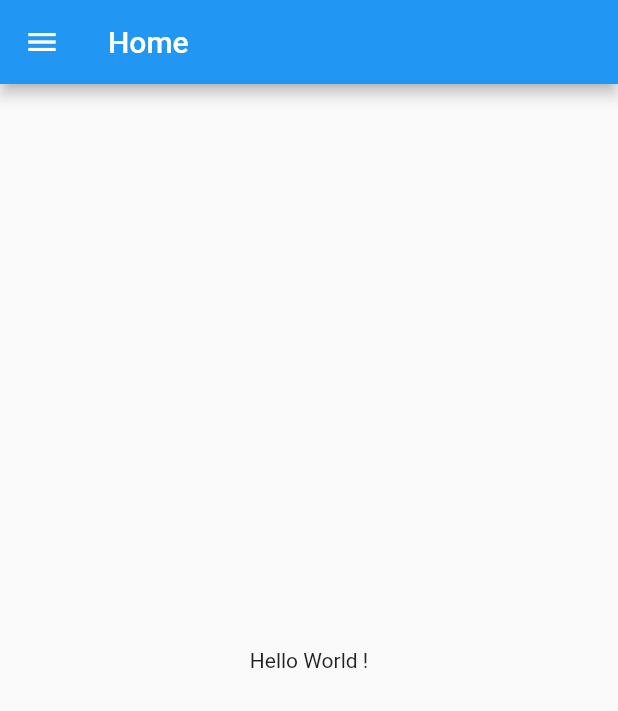
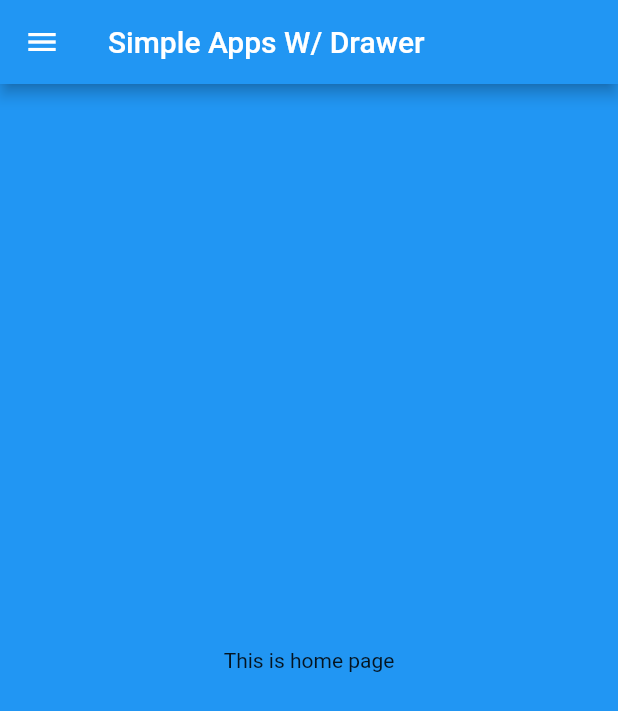
Before and after one commit to AjiSetya/drawer_flutter, a Flutter app: the screen it shows after launch, on a phone screen of 412 x 824 dp. Shown: the top 711 px of the screen. Run offline on Flutter 3.47's test engine with Material 2 defaults, Android fonts, the phone set to English and light mode, and no system bars.

Commit message:
update code 🎉

```diff
--- a/lib/fragments/home_screen.dart
+++ /dev/null
@@ -1,10 +0,0 @@
-import 'package:flutter/material.dart';
-
-class HomeScreen extends StatelessWidget {
-  @override
-  Widget build(BuildContext context) {
-    return Center(
-      child: Text("Hello World !"),
-    );
-  }
-}
--- a/lib/main.dart
+++ b/lib/main.dart
@@ -1,17 +1,19 @@
 import 'package:flutter/material.dart';
 
-import 'myhomepage.dart';
+import 'pages/pages.dart';
 
-void main() => runApp(MyApp());
+void main() {
+  runApp(MyApp());
+}
 
 class MyApp extends StatelessWidget {
   // This widget is the root of your application.
   @override
   Widget build(BuildContext context) {
     return MaterialApp(
-      title: 'Flutter Demo',
       theme: ThemeData(
         primarySwatch: Colors.blue,
+        visualDensity: VisualDensity.adaptivePlatformDensity,
       ),
       home: MyHomePage(),
     );
--- a/lib/myhomepage.dart
+++ /dev/null
@@ -1,75 +0,0 @@
-import 'package:flutter/material.dart';
-
-import 'fragments/blog_screen.dart';
-import 'fragments/home_screen.dart';
-import 'fragments/profile_screen.dart';
-
-class DrawerItem {
-  String title;
-  IconData iconData;
-
-  DrawerItem(this.title, this.iconData);
-}
-
-class MyHomePage extends StatefulWidget {
-  final drawerItems = [
-    new DrawerItem("Home", Icons.home),
-    new DrawerItem("Profile", Icons.people),
-    new DrawerItem("Blog", Icons.list)
-  ];
-
-  @override
-  _MyHomePageState createState() => _MyHomePageState();
-}
-
-class _MyHomePageState extends State<MyHomePage> {
-  int _selectedDrawerIndex = 0;
-
-  _getDrawerItemWidget(int position) {
-    switch (position) {
-      case 0:
-        return new HomeScreen();
-      case 1:
-        return new ProfileScreen();
-      case 2:
-        return new BlogScreen();
-    }
-  }
-
-  _onSelectItem(int index) {
-    setState(() => _selectedDrawerIndex = index);
-    Navigator.of(context).pop();
-  }
-
-  @override
-  Widget build(BuildContext context) {
-    var drawerOption = <Widget>[];
-    for (var i = 0; i < widget.drawerItems.length; i++) {
-      var itemDrawer = widget.drawerItems[i];
-      drawerOption.add(new ListTile(
-        title: new Text(itemDrawer.title),
-        leading: new Icon(itemDrawer.iconData),
-        selected: i == _selectedDrawerIndex,
-        onTap: () => _onSelectItem(i),
-      ));
-    }
-    return Scaffold(
-      appBar: AppBar(
-        title: new Text(widget.drawerItems[_selectedDrawerIndex].title),
-      ),
-      drawer: new Drawer(
-        child: new Column(
-          children: <Widget>[
-            new UserAccountsDrawerHeader(
-                accountName: new Text("Aji Setya"),
-                accountEmail: new Text("setyaaji07@gmail.com")),
-            new Column(
-              children: drawerOption,
-            )
-          ],
-        ),
-      ),
-      body: _getDrawerItemWidget(_selectedDrawerIndex),
-    );
-  }
-}
--- /dev/null
+++ b/lib/pages/home_page.dart
@@ -0,0 +1,13 @@
+part of 'pages.dart';
+
+class HomePage extends StatelessWidget {
+  @override
+  Widget build(BuildContext context) {
+    return Container(
+      color: Colors.blue,
+      child: Center(
+        child: Text('This is home page'),
+      ),
+    );
+  }
+}
--- /dev/null
+++ b/lib/pages/my_home_page.dart
@@ -0,0 +1,94 @@
+part of 'pages.dart';
+
+class DrawerItem {
+  String titleItem;
+  IconData iconItem;
+
+  DrawerItem(this.titleItem, this.iconItem);
+}
+
+class MyHomePage extends StatefulWidget {
+  @override
+  _MyHomePageState createState() => _MyHomePageState();
+}
+
+class _MyHomePageState extends State<MyHomePage> {
+  final drawerItems = [
+    DrawerItem('Home', Icons.home),
+    DrawerItem('Business', Icons.business),
+    DrawerItem('School', Icons.school),
+    DrawerItem('Contacts', Icons.contacts),
+    DrawerItem('About', Icons.info),
+  ];
+
+  int _selectedItemIndex = 0;
+
+  _switchPage(int position) {
+    switch (position) {
+      case 0:
+        return HomePage();
+      case 1:
+        return BussinessPage();
+      case 2:
+        return SchoolPage();
+      case 3:
+        return ContactPage();
+      case 4:
+        return AboutPage();
+    }
+  }
+
+  _onSelectItem(int index) {
+    setState(() {
+      _selectedItemIndex = index;
+    });
+
+    Navigator.of(context).pop();
+  }
+
+  @override
+  Widget build(BuildContext context) {
+    var drawerMenu = <Widget>[];
+
+    for (var indexMenu = 0; indexMenu < drawerItems.length; indexMenu++) {
+      drawerMenu.add(ListTile(
+        title: Text(drawerItems[indexMenu].titleItem),
+        leading: Icon(drawerItems[indexMenu].iconItem),
+        selected: indexMenu == _selectedItemIndex,
+        onTap: () => _onSelectItem(indexMenu),
+      ));
+    }
+
+    return Scaffold(
+      appBar: AppBar(
+        title: Text('Simple Apps W/ Drawer'),
+      ),
+      drawer: Drawer(
+        child: Column(
+          children: [
+            UserAccountsDrawerHeader(
+              decoration: BoxDecoration(
+                color: Colors.blue,
+                image: DecorationImage(
+                  fit: BoxFit.cover,
+                  image: NetworkImage("https://wallpaperaccess.com/full/99840.jpg")
+                )
+              ),
+              currentAccountPicture: CircleAvatar(
+                radius: 30,
+                backgroundImage: NetworkImage("https://qph.fs.quoracdn.net/main-qimg-6d72b77c81c9841bd98fc806d702e859"),
+              ),
+                accountName: Text('Aji Setya'),
+                accountEmail: Text('setyaaji07@gmail.com')),
+            Expanded(
+              child: ListView(
+                children: drawerMenu,
+              ),
+            )
+          ],
+        ),
+      ),
+      body: _switchPage(_selectedItemIndex),
+    );
+  }
+}
--- /dev/null
+++ b/lib/pages/pages.dart
@@ -0,0 +1,8 @@
+import 'package:flutter/material.dart';
+
+part 'home_page.dart';
+part 'about_page.dart';
+part 'bussiness_page.dart';
+part 'contact_page.dart';
+part 'school_page.dart';
+part 'my_home_page.dart';
```
Also changed, not shown: lib/fragments/blog_screen.dart (deleted, +0 -10 lines), lib/fragments/profile_screen.dart (deleted, +0 -8 lines), lib/pages/about_page.dart (added, +13 -0 lines), lib/pages/bussiness_page.dart (added, +13 -0 lines), lib/pages/contact_page.dart (added, +14 -0 lines), lib/pages/school_page.dart (added, +13 -0 lines), pubspec.lock, 1 other file.
